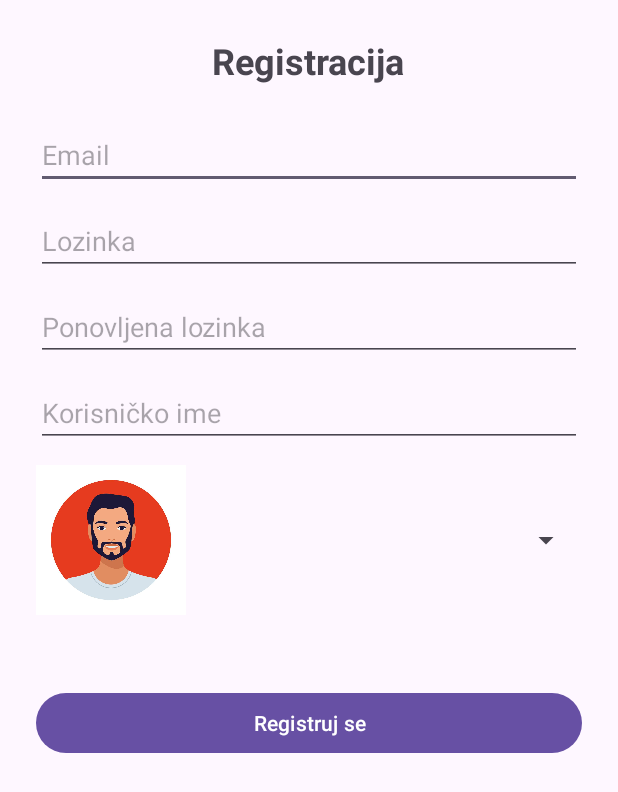
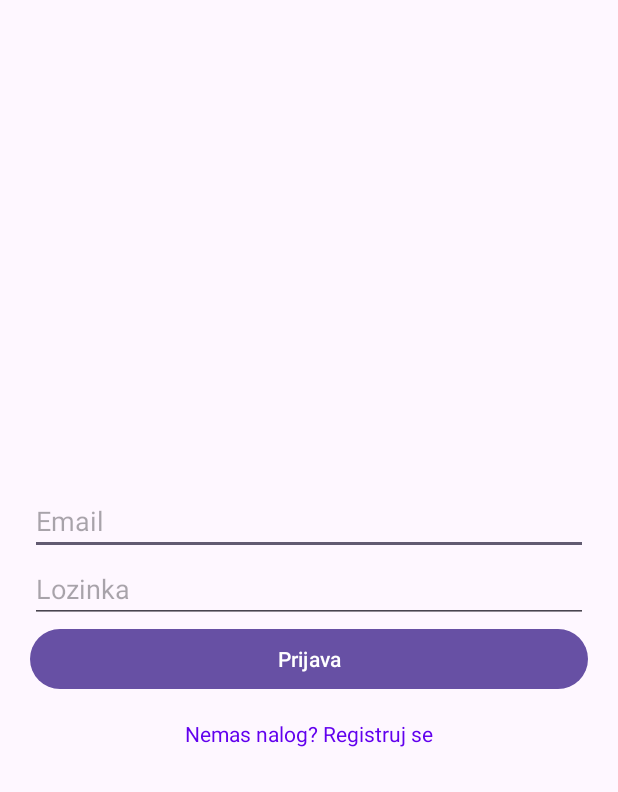
Before and after one commit to akoskissak/e2-ma-tim02-2025, an Android app: the screen it shows after launch (RegisterActivity before the commit, LoginActivity after it), on a phone screen of 412 x 824 dp. Shown: the top 792 px of the screen. Run offline under Robolectric (Android 15) with nearby library versions, the phone set to English and light mode, and no system bars; our stand-ins replace Firebase (no records; nobody signed in at launch, a user with empty details on screens opened directly).

Commit message:
Feat: Implemented user login

```diff
--- a/app/src/main/AndroidManifest.xml
+++ b/app/src/main/AndroidManifest.xml
@@ -12,7 +12,7 @@
         android:supportsRtl="true"
         android:theme="@style/Theme.HabitMaster">
         <activity
-            android:name=".ui.activities.RegisterActivity"
+            android:name=".ui.activities.MainActivity"
             android:exported="true">
             <intent-filter>
                 <action android:name="android.intent.action.MAIN" />
@@ -20,7 +20,8 @@
                 <category android:name="android.intent.category.LAUNCHER" />
             </intent-filter>
         </activity>
-        <activity android:name=".ui.activities.MainActivity" />
+        <activity android:name=".ui.activities.RegisterActivity" />
+        <activity android:name=".ui.activities.LoginActivity" />
     </application>
 
 </manifest>
--- a/app/src/main/java/com/example/habitmaster/data/firebases/FirebaseUserRepository.java
+++ b/app/src/main/java/com/example/habitmaster/data/firebases/FirebaseUserRepository.java
@@ -25,6 +25,10 @@ public class FirebaseUserRepository {
         auth.createUserWithEmailAndPassword(email, password).addOnCompleteListener(listener);
     }
 
+    public void loginAuthUser(String email, String password, OnCompleteListener<AuthResult> listener) {
+        auth.signInWithEmailAndPassword(email, password).addOnCompleteListener(listener);
+    }
+
     public void sendVerification() {
         if (auth.getCurrentUser() != null) auth.getCurrentUser().sendEmailVerification();
     }
--- a/app/src/main/java/com/example/habitmaster/data/repositories/UserRepository.java
+++ b/app/src/main/java/com/example/habitmaster/data/repositories/UserRepository.java
@@ -1,6 +1,7 @@
 package com.example.habitmaster.data.repositories;
 
 import android.content.Context;
+import android.database.sqlite.SQLiteDatabase;
 
 import com.example.habitmaster.data.firebases.FirebaseUserRepository;
 import com.example.habitmaster.domain.models.User;
@@ -17,6 +18,10 @@ public class UserRepository {
         firebaseRepo.createAuthUser(email, password, listener);
     }
 
+    public void loginAuthUser(String email, String password, OnCompleteListener<AuthResult> listener) {
+        firebaseRepo.loginAuthUser(email, password, listener);
+    }
+
     public void sendVerification(){
         firebaseRepo.sendVerification();
     }
--- /dev/null
+++ b/app/src/main/java/com/example/habitmaster/domain/usecases/LoginUserUseCase.java
@@ -0,0 +1,72 @@
+package com.example.habitmaster.domain.usecases;
+
+import android.content.Context;
+
+import com.example.habitmaster.data.repositories.UserLocalRepository;
+import com.example.habitmaster.data.repositories.UserRepository;
+import com.example.habitmaster.domain.models.User;
+import com.example.habitmaster.ui.activities.LoginActivity;
+import com.example.habitmaster.utils.Prefs;
+import com.google.firebase.auth.FirebaseUser;
+
+public class LoginUserUseCase {
+    private final UserRepository repo;
+    private final UserLocalRepository localRepo;
+    private final Context context;
+
+    public interface Callback {
+        void onSuccess(User user);
+        void onError(String errorMessage);
+    }
+    public LoginUserUseCase(Context ctx){
+        this.context = ctx.getApplicationContext();
+        this.repo = new UserRepository(ctx);
+        this.localRepo = new UserLocalRepository(ctx);
+    }
+
+    public void execute(String email, String password, Callback callback){
+        if(email.isEmpty() || password.isEmpty()){
+            callback.onError("Popunite sva polja");
+            return;
+        }
+
+        repo.loginAuthUser(email, password, task -> {
+            if(task.isSuccessful()){
+                FirebaseUser user = task.getResult().getUser();
+                if(user != null && user.isEmailVerified()){
+                    User localUser = localRepo.findByEmail(email);
+                    if(localUser == null) {
+                        callback.onError("Korisnik nije pronadjen u lokalnoj bazi");
+                        return;
+                    }
+
+                    long currentTime = System.currentTimeMillis();
+                    long accountAgeMillis = currentTime - localUser.getCreatedAt();
+                    // ovo su 2 minuta 2 * 60 * 1000
+                    if(accountAgeMillis > 24 * 60 * 60 * 1000) {
+                        callback.onError("Link je istekao, registrujte se ponovo");
+
+                        localRepo.delete(localUser.getId());
+
+                        if(user != null){
+                            user.delete();
+                        }
+                        return;
+                    }
+
+                    localRepo.updateActivateFlag(user.getUid());
+                    Prefs prefs = new Prefs(context);
+                    prefs.setUid(user.getUid());
+
+                    callback.onSuccess(localUser);
+                } else {
+                    callback.onError("Molim vas aktivirajte nalog preko email-a");
+                }
+            } else {
+                callback.onError("Greska: " + (task.getException() != null ? task.getException().getMessage() : ""));
+            }
+        });
+    }
+
+
+}
--- a/app/src/main/java/com/example/habitmaster/services/UserService.java
+++ b/app/src/main/java/com/example/habitmaster/services/UserService.java
@@ -2,16 +2,24 @@ package com.example.habitmaster.services;
 
 import android.content.Context;
 
+import com.example.habitmaster.domain.usecases.LoginUserUseCase;
 import com.example.habitmaster.domain.usecases.RegisterUserUseCase;
 
 public class UserService {
     private final RegisterUserUseCase registerUC;
+    private final LoginUserUseCase loginUC;
 
     public UserService(Context ctx){
+
         this.registerUC = new RegisterUserUseCase(ctx);
+        this.loginUC = new LoginUserUseCase(ctx);
     }
 
     public void register(String email, String pass, String confirm, String username, String avatarName, RegisterUserUseCase.Callback callback){
         registerUC.execute(email, pass, confirm, username, avatarName, callback);
     }
+
+    public void login(String email, String pass, LoginUserUseCase.Callback callback){
+        loginUC.execute(email, pass, callback);
+    }
 }
--- /dev/null
+++ b/app/src/main/java/com/example/habitmaster/ui/activities/LoginActivity.java
@@ -0,0 +1,64 @@
+package com.example.habitmaster.ui.activities;
+
+import android.content.Intent;
+import android.os.Bundle;
+import android.widget.Button;
+import android.widget.EditText;
+import android.widget.TextView;
+import android.widget.Toast;
+
+import androidx.appcompat.app.AppCompatActivity;
+
+import com.example.habitmaster.R;
+import com.example.habitmaster.domain.models.User;
+import com.example.habitmaster.domain.usecases.LoginUserUseCase;
+import com.example.habitmaster.services.UserService;
+
+public class LoginActivity extends AppCompatActivity {
+    private EditText etEmail, etPassword;
+    private Button loginButton;
+    private UserService userService;
+
+    @Override
+    protected void onCreate(Bundle savedInstanceState){
+        super.onCreate(savedInstanceState);
+        setContentView(R.layout.activity_login);
+
+        userService = new UserService(this);
+        etEmail = findViewById(R.id.loginEmail);
+        etPassword = findViewById(R.id.loginPassword);
+        loginButton = findViewById(R.id.loginButton);
+        TextView tvGoToRegister = findViewById(R.id.tvGoToRegister);
+        tvGoToRegister.setOnClickListener(v -> {
+            Intent intent = new Intent(LoginActivity.this, RegisterActivity.class);
+            startActivity(intent);
+            finish();
+        });
+
+        loginButton.setOnClickListener(v -> login());
+
+    }
+
+    private void login() {
+        String email = etEmail.getText().toString().trim();
+        String password = etPassword.getText().toString();
+
+        userService.login(
+                email,
+                password,
+                new LoginUserUseCase.Callback() {
+                    @Override
+                    public void onSuccess(User user) {
+                        Toast.makeText(LoginActivity.this, "Dobrodosao " + user.getUsername(), Toast.LENGTH_SHORT).show();
+                        startActivity(new Intent(LoginActivity.this, MainActivity.class));
+                        finish();
+                    }
+
+                    @Override
+                    public void onError(String errorMessage) {
+                        Toast.makeText(LoginActivity.this, errorMessage, Toast.LENGTH_LONG).show();
+                    }
+                }
+        );
+    }
+}
--- a/app/src/main/java/com/example/habitmaster/ui/activities/MainActivity.java
+++ b/app/src/main/java/com/example/habitmaster/ui/activities/MainActivity.java
@@ -1,6 +1,9 @@
 package com.example.habitmaster.ui.activities;
 
+import android.content.Intent;
+import android.database.sqlite.SQLiteDatabase;
 import android.os.Bundle;
+import android.widget.Button;
 
 import androidx.activity.EdgeToEdge;
 import androidx.appcompat.app.AppCompatActivity;
@@ -9,12 +12,28 @@ import androidx.core.view.ViewCompat;
 import androidx.core.view.WindowInsetsCompat;
 
 import com.example.habitmaster.R;
+import com.example.habitmaster.data.database.DatabaseHelper;
+import com.example.habitmaster.utils.Prefs;
 
 public class MainActivity extends AppCompatActivity {
+    private Prefs prefs;
 
     @Override
     protected void onCreate(Bundle savedInstanceState) {
         super.onCreate(savedInstanceState);
+
+        prefs = new Prefs(this);
+
+        if(prefs.getUid() == null){
+            startActivity(new Intent(this, LoginActivity.class));
+            finish();
+            return;
+        }
+
+        // zbog pregleda baze
+        DatabaseHelper helper = new DatabaseHelper(this);
+        SQLiteDatabase db = helper.getReadableDatabase();
+
         EdgeToEdge.enable(this);
         setContentView(R.layout.activity_main);
         ViewCompat.setOnApplyWindowInsetsListener(findViewById(R.id.main), (v, insets) -> {
@@ -22,5 +41,12 @@ public class MainActivity extends AppCompatActivity {
             v.setPadding(systemBars.left, systemBars.top, systemBars.right, systemBars.bottom);
             return insets;
         });
+
+        Button btnLogout = findViewById(R.id.btnLogout);
+        btnLogout.setOnClickListener(v -> {
+            prefs.setUid(null);
+            startActivity(new Intent(this, LoginActivity.class));
+            finish();
+        });
     }
 }
--- a/app/src/main/java/com/example/habitmaster/ui/activities/RegisterActivity.java
+++ b/app/src/main/java/com/example/habitmaster/ui/activities/RegisterActivity.java
@@ -1,18 +1,17 @@
 package com.example.habitmaster.ui.activities;
 
 import android.content.Intent;
-import android.database.sqlite.SQLiteDatabase;
 import android.os.Bundle;
 import android.view.View;
 import android.widget.Button;
 import android.widget.EditText;
 import android.widget.ProgressBar;
+import android.widget.TextView;
 import android.widget.Toast;
 
 import androidx.appcompat.app.AppCompatActivity;
 
 import com.example.habitmaster.R;
-import com.example.habitmaster.data.database.DatabaseHelper;
 import com.example.habitmaster.domain.models.User;
 import com.example.habitmaster.domain.usecases.RegisterUserUseCase;
 import com.example.habitmaster.services.UserService;
@@ -20,17 +19,9 @@ import com.example.habitmaster.ui.fragments.AvatarPickerFragment;
 
 public class RegisterActivity extends AppCompatActivity implements AvatarPickerFragment.OnAvatarSelectedListener {
     private EditText etEmail, etPassword, etConfirmPassword, etUsername;
-    private Button btnRegister;
+    private Button registerButton;
     private ProgressBar progressBar;
     private String selectedAvatarName;
-
-    int[] avatars = {
-            R.drawable.avatar1,
-            R.drawable.avatar2,
-            R.drawable.avatar3,
-            R.drawable.avatar4,
-            R.drawable.avatar5
-    };
 
     private UserService userService;
 
@@ -39,8 +30,6 @@ public class RegisterActivity extends AppCompatActivity implements AvatarPickerF
         super.onCreate(savedInstanceState);
         setContentView(R.layout.activity_register);
 
-        DatabaseHelper helper = new DatabaseHelper(this);
-        SQLiteDatabase db = helper.getReadableDatabase(); // Force open
 
         userService = new UserService(this);
 
@@ -49,15 +38,21 @@ public class RegisterActivity extends AppCompatActivity implements AvatarPickerF
                 .replace(R.id.avatarFragmentContainer, new AvatarPickerFragment())
                 .commit();
 
-        etEmail = findViewById(R.id.etEmail);
-        etPassword = findViewById(R.id.etPassword);
-        etConfirmPassword = findViewById(R.id.etConfirmPassword);
-        etUsername = findViewById(R.id.etUsername);
-        btnRegister = findViewById(R.id.btnRegister);
+        etEmail = findViewById(R.id.registerEmail);
+        etPassword = findViewById(R.id.registerPassword);
+        etConfirmPassword = findViewById(R.id.registerConfirmPassword);
+        etUsername = findViewById(R.id.registerUsername);
+        registerButton = findViewById(R.id.btnRegister);
         progressBar = findViewById(R.id.progressBar);
+        TextView tvGoToLogin = findViewById(R.id.tvGoToLogin);
+        tvGoToLogin.setOnClickListener(v -> {
+            Intent intent = new Intent(RegisterActivity.this, LoginActivity.class);
+            startActivity(intent);
+            finish();
+        });
 
 
-        btnRegister.setOnClickListener(v -> register());
+        registerButton.setOnClickListener(v -> register());
     }
 
     private void register() {
@@ -79,7 +74,7 @@ public class RegisterActivity extends AppCompatActivity implements AvatarPickerF
                     public void onSuccess(User user) {
                         progressBar.setVisibility(View.GONE);
                         Toast.makeText(RegisterActivity.this, "Registracija uspesna! Proverite email za aktivaciju.", Toast.LENGTH_LONG).show();
-                        startActivity(new Intent(RegisterActivity.this, MainActivity.class));
+                        startActivity(new Intent(RegisterActivity.this, LoginActivity.class));
                         finish();
                     }
 
--- a/app/src/main/java/com/example/habitmaster/utils/RegisterValidation.java
+++ b/app/src/main/java/com/example/habitmaster/utils/AuthValidation.java
@@ -4,7 +4,7 @@ import android.text.TextUtils;
 
 import java.util.regex.Pattern;
 
-public class RegisterValidation {
+public class AuthValidation {
     private static final Pattern EMAIL_REGEX = Pattern.compile("^[A-Z0-9._%+-]+@[A-Z0-9.-]+\\.[A-Z]{2,}$", Pattern.CASE_INSENSITIVE);
 
     public static boolean notEmpty(String s) {
--- a/app/src/main/java/com/example/habitmaster/utils/Prefs.java
+++ b/app/src/main/java/com/example/habitmaster/utils/Prefs.java
@@ -16,7 +16,11 @@ public class Prefs {
     }
 
     public void setUid(String uid) {
-        sp.edit().putString(KEY_UID, uid).apply();
+        if(uid == null){
+            sp.edit().remove(KEY_UID).apply();
+        } else {
+            sp.edit().putString(KEY_UID, uid).apply();
+        }
     }
 
     public String getUid() {
--- /dev/null
+++ b/app/src/main/res/layout/activity_login.xml
@@ -0,0 +1,39 @@
+<LinearLayout
+    xmlns:android="http://schemas.android.com/apk/res/android"
+    android:layout_width="match_parent"
+    android:layout_height="match_parent"
+    android:gravity="center"
+    android:orientation="vertical"
+    android:padding="20dp">
+
+    <EditText
+        android:id="@+id/loginEmail"
+        android:layout_width="match_parent"
+        android:layout_height="wrap_content"
+        android:hint="@string/hint_email"
+        android:inputType="textEmailAddress" />
+
+    <EditText
+        android:id="@+id/loginPassword"
+        android:layout_width="match_parent"
+        android:layout_height="wrap_content"
+        android:hint="@string/hint_password"
+        android:inputType="textPassword" />
+
+    <Button
+        android:id="@+id/loginButton"
+        android:layout_width="match_parent"
+        android:layout_height="wrap_content"
+        android:text="@string/btn_login" />
+
+    <TextView
+        android:id="@+id/tvGoToRegister"
+        android:layout_width="wrap_content"
+        android:layout_height="wrap_content"
+        android:text="@string/no_account_register"
+        android:textColor="@color/purple_500"
+        android:layout_gravity="center"
+        android:layout_marginTop="16dp" />
+
+
+</LinearLayout>
--- a/app/src/main/res/layout/activity_register.xml
+++ b/app/src/main/res/layout/activity_register.xml
@@ -13,41 +13,41 @@
         <TextView
             android:layout_width="wrap_content"
             android:layout_height="wrap_content"
-            android:text="Registracija"
+            android:text="@string/register_title"
             android:textSize="24sp"
             android:textStyle="bold"
             android:layout_gravity="center_horizontal"
             android:layout_marginBottom="24dp" />
 
         <EditText
-            android:id="@+id/etEmail"
+            android:id="@+id/registerEmail"
             android:layout_width="match_parent"
             android:layout_height="wrap_content"
-            android:hint="Email"
+            android:hint="@string/hint_email"
             android:inputType="textEmailAddress"
             android:layout_marginBottom="12dp" />
 
         <EditText
-            android:id="@+id/etPassword"
+            android:id="@+id/registerPassword"
             android:layout_width="match_parent"
             android:layout_height="wrap_content"
-            android:hint="Lozinka"
+            android:hint="@string/hint_password"
             android:inputType="textPassword"
             android:layout_marginBottom="12dp" />
 
         <EditText
-            android:id="@+id/etConfirmPassword"
+            android:id="@+id/registerConfirmPassword"
             android:layout_width="match_parent"
             android:layout_height="wrap_content"
-            android:hint="Ponovljena lozinka"
+            android:hint="@string/hint_confirm_password"
             android:inputType="textPassword"
             android:layout_marginBottom="12dp" />
 
         <EditText
-            android:id="@+id/etUsername"
+            android:id="@+id/registerUsername"
             android:layout_width="match_parent"
             android:layout_height="wrap_content"
-            android:hint="Korisničko ime"
+            android:hint="@string/hint_username"
             android:inputType="textPersonName"
             android:layout_marginBottom="12dp" />
 
@@ -61,7 +61,7 @@
             android:id="@+id/btnRegister"
             android:layout_width="match_parent"
             android:layout_height="wrap_content"
-            android:text="Registruj se"
+            android:text="@string/btn_register"
             android:layout_marginBottom="16dp" />
 
         <ProgressBar
@@ -71,5 +71,15 @@
             android:layout_gravity="center"
             android:visibility="gone" />
 
+        <TextView
+            android:id="@+id/tvGoToLogin"
+            android:layout_width="wrap_content"
+            android:layout_height="wrap_content"
+            android:text="@string/account_login"
+            android:textColor="@color/purple_500"
+            android:layout_gravity="center"
+            android:layout_marginTop="16dp" />
+
+
     </LinearLayout>
 </ScrollView>
--- a/app/src/main/res/values/colors.xml
+++ b/app/src/main/res/values/colors.xml
@@ -2,4 +2,5 @@
 <resources>
     <color name="black">#FF000000</color>
     <color name="white">#FFFFFFFF</color>
+    <color name="purple_500">#6200EE</color>
 </resources>
--- a/app/src/main/res/values/strings.xml
+++ b/app/src/main/res/values/strings.xml
@@ -1,3 +1,13 @@
 <resources>
     <string name="app_name">HabitMaster</string>
+    <string name="register_title">Registracija</string>
+    <string name="hint_email">Email</string>
+    <string name="hint_password">Lozinka</string>
+    <string name="hint_confirm_password">Ponovljena lozinka</string>
+    <string name="hint_username">Korisničko ime</string>
+    <string name="btn_register">Registruj se</string>
+    <string name="logout_title">Odjavi se</string>
+    <string name="btn_login">Prijava</string>
+    <string name="no_account_register">Nemas nalog? Registruj se</string>
+    <string name="account_login">Vec imas nalog? Prijavi se</string>
 </resources>
```
Also changed, not shown: app/src/main/java/com/example/habitmaster/data/repositories/UserLocalRepository.java (+13 -0 lines), app/src/main/java/com/example/habitmaster/domain/usecases/RegisterUserUseCase.java (+7 -8 lines), app/src/main/res/layout/activity_main.xml (+9 -0 lines).
